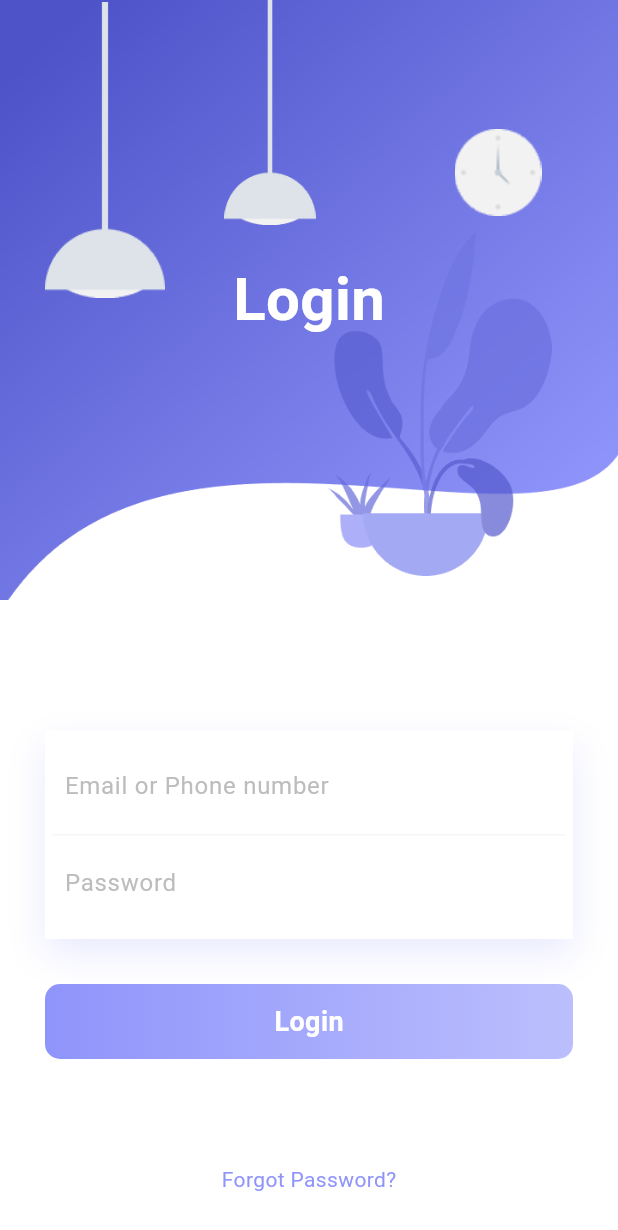
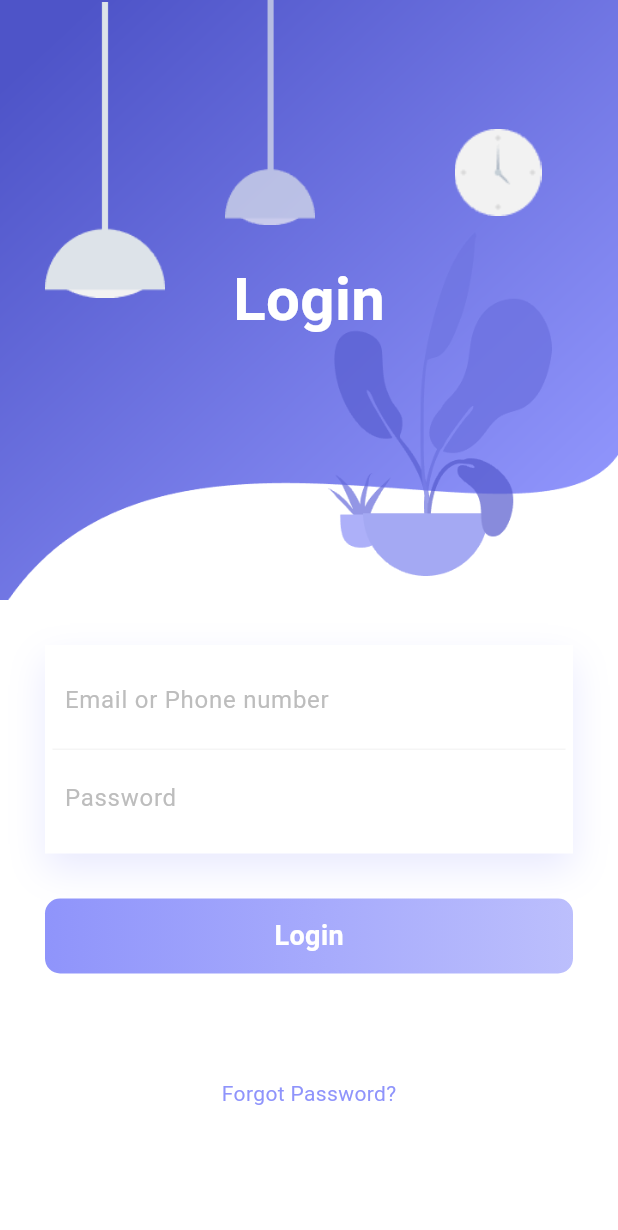
Before and after one commit to sydney1232/login_page, a Flutter app: the screen it shows after launch, on a phone screen of 412 x 824 dp. Shown: the top 1230 px of the screen. Run offline on Flutter 3.47's test engine with Material 3 defaults, Android fonts, the phone set to English and light mode, and no system bars; our stand-ins replace simple_animations.

Commit message:
Implement fade animation of login screen

```diff
--- /dev/null
+++ b/lib/Animation/FadeAnimation.dart
@@ -0,0 +1,32 @@
+import 'package:flutter/cupertino.dart';
+import 'package:simple_animations/animation_builder/custom_animation_builder.dart';
+import 'package:simple_animations/movie_tween/movie_tween.dart';
+
+class FadeAnimation extends StatelessWidget {
+  final double delay;
+  final Widget child;
+
+  FadeAnimation(this.delay, this.child);
+
+  @override
+  Widget build(BuildContext context) {
+    final tween = MovieTween()
+      ..tween('opacity', Tween(begin: 0.0, end: 1.0),
+              duration: const Duration(milliseconds: 500))
+          .thenTween('translateY', Tween(begin: 120.0, end: 0.0),
+              duration: const Duration(milliseconds: 500),
+              curve: Curves.easeInOut);
+
+    return CustomAnimationBuilder(
+        builder: (BuildContext context, Movie value, Widget? child) {
+          return Opacity(
+              opacity: value.get("opacity"),
+              child: Transform.translate(
+                  offset: Offset(0.0, value.get("translateY")), child: child));
+        },
+        child: child,
+        tween: tween,
+        delay: Duration(milliseconds: (500 * delay).round()),
+        duration: tween.duration);
+  }
+}
--- a/lib/main.dart
+++ b/lib/main.dart
@@ -1,5 +1,6 @@
 import 'package:flutter/cupertino.dart';
 import 'package:flutter/material.dart';
+import 'package:login_page/Animation/FadeAnimation.dart';
 
 void main() {
   runApp(const MaterialApp(
@@ -37,10 +38,13 @@ class _LoginPageState extends State<LoginPage> {
                     left: 30,
                     width: 80,
                     height: 200,
-                    child: Container(
-                      decoration: const BoxDecoration(
+                    child: FadeAnimation(
+                      0.5,
+                      Container(
+                        decoration: BoxDecoration(
                           image: DecorationImage(
                             image: AssetImage("assets/images/light-1.png"),
+                          ),
                         ),
                       ),
                     ),
@@ -49,10 +53,13 @@ class _LoginPageState extends State<LoginPage> {
                     left: 140,
                     width: 80,
                     height: 150,
-                    child: Container(
+                    child: FadeAnimation(
+                      0.3,
+                      Container(
                         decoration: const BoxDecoration(
                           image: DecorationImage(
-                          image: AssetImage("assets/images/light-1.png"),
+                            image: AssetImage("assets/images/light-2.png"),
+                          ),
                         ),
                       ),
                     ),
@@ -62,7 +69,9 @@ class _LoginPageState extends State<LoginPage> {
                     top: 40,
                     width: 80,
                     height: 150,
-                    child: Container(
+                    child: FadeAnimation(
+                      0.6,
+                      Container(
                         decoration: const BoxDecoration(
                           image: DecorationImage(
                             image: AssetImage("assets/images/clock.png"),
@@ -70,8 +79,11 @@ class _LoginPageState extends State<LoginPage> {
                         ),
                       ),
                     ),
+                  ),
                   Positioned(
-                    child: Container(
+                    child: FadeAnimation(
+                      1,
+                      Container(
                         margin: EdgeInsets.all(50),
                         child: const Center(
                           child: Text(
@@ -84,16 +96,6 @@ class _LoginPageState extends State<LoginPage> {
                         ),
                       ),
                     ),
-                ],
-              ),
-            ),
-            Padding(
-              padding: EdgeInsets.all(0),
-              child: Column(
-                children: [
-                  Text(
-                    "LOGIN",
-                    style: TextStyle(fontSize: 40, color: Colors.white),
                   ),
                 ],
               ),
@@ -102,6 +104,8 @@ class _LoginPageState extends State<LoginPage> {
               padding: EdgeInsets.all(30),
               child: Column(
                 children: [
+                  FadeAnimation(
+                    0.7,
                     Container(
                       padding: EdgeInsets.all(5),
                       decoration: BoxDecoration(
@@ -143,9 +147,12 @@ class _LoginPageState extends State<LoginPage> {
                         ),
                       ]),
                     ),
+                  ),
                   SizedBox(
                     height: 30,
                   ),
+                  FadeAnimation(
+                    0.5,
                     Container(
                       height: 50,
                       decoration: BoxDecoration(
@@ -167,13 +174,17 @@ class _LoginPageState extends State<LoginPage> {
                         ),
                       ),
                     ),
+                  ),
                   SizedBox(
                     height: 70,
                   ),
+                  FadeAnimation(
+                    0.5,
                     Text(
                       "Forgot Password?",
                       style: TextStyle(
                         color: Color.fromRGBO(143, 148, 251, 1),
+                      ),
                     ),
                   ),
                 ],
--- a/pubspec.yaml
+++ b/pubspec.yaml
@@ -46,6 +46,7 @@ dev_dependencies:
   # package. See that file for information about deactivating specific lint
   # rules and activating additional ones.
   flutter_lints: ^3.0.0
+  simple_animations: ^5.0.2
 
 # For information on the generic Dart part of this file, see the
 # following page: https://dart.dev/tools/pub/pubspec
```
Lines whose indentation alone changed are shown as unchanged.
